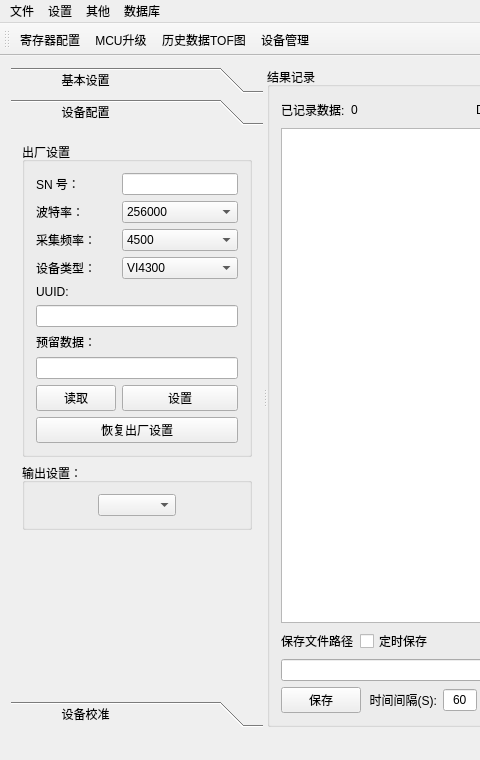
Above: mainwindow.ui from heathen557/vi4300 before the change; both pictures show x 0 to 480 and y 0 to 760 of the 1249 by 760 pixel window. Below: the same form after it.
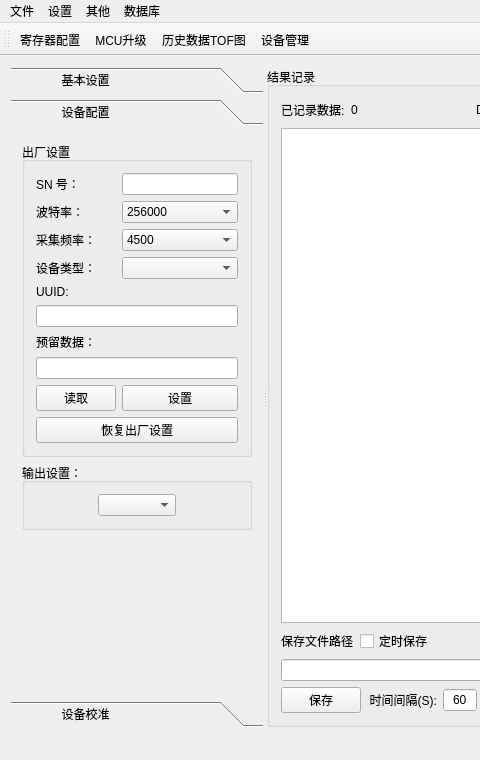
That is the form after the change. The open tabs and pages were chosen to show the change. Icons and pictures are not drawn. Custom widgets are drawn as their Qt base class.

Patch:
```diff
--- a/mainwindow.ui
+++ b/mainwindow.ui
@@ -324,7 +324,7 @@
           <x>0</x>
           <y>0</y>
           <width>240</width>
-          <height>585</height>
+          <height>581</height>
          </rect>
         </property>
         <property name="maximumSize">
@@ -507,13 +507,7 @@
                  </widget>
                 </item>
                 <item row="3" column="1">
-                 <widget class="QComboBox" name="deviceType_comboBox">
-                  <item>
-                   <property name="text">
-                    <string>VI4300</string>
-                   </property>
-                  </item>
-                 </widget>
+                 <widget class="QComboBox" name="deviceType_comboBox"/>
                 </item>
                 <item row="4" column="0">
                  <widget class="QLabel" name="label_17">
```
Left out of the diff: 10 changed lines with no effect on the pictures.
